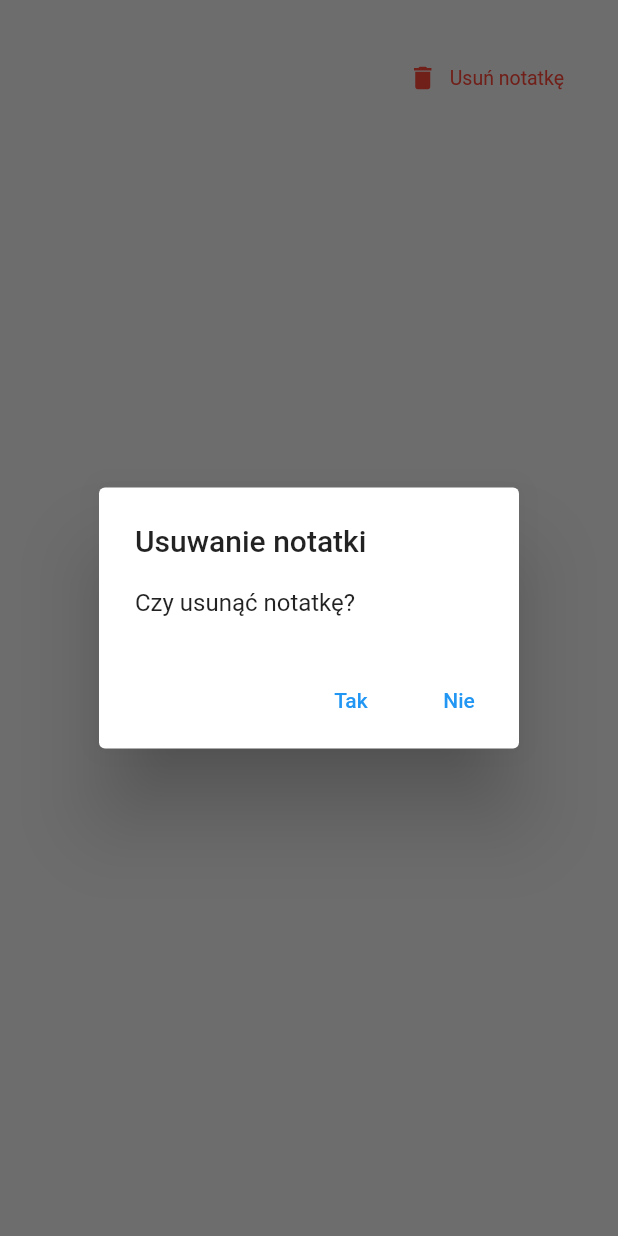
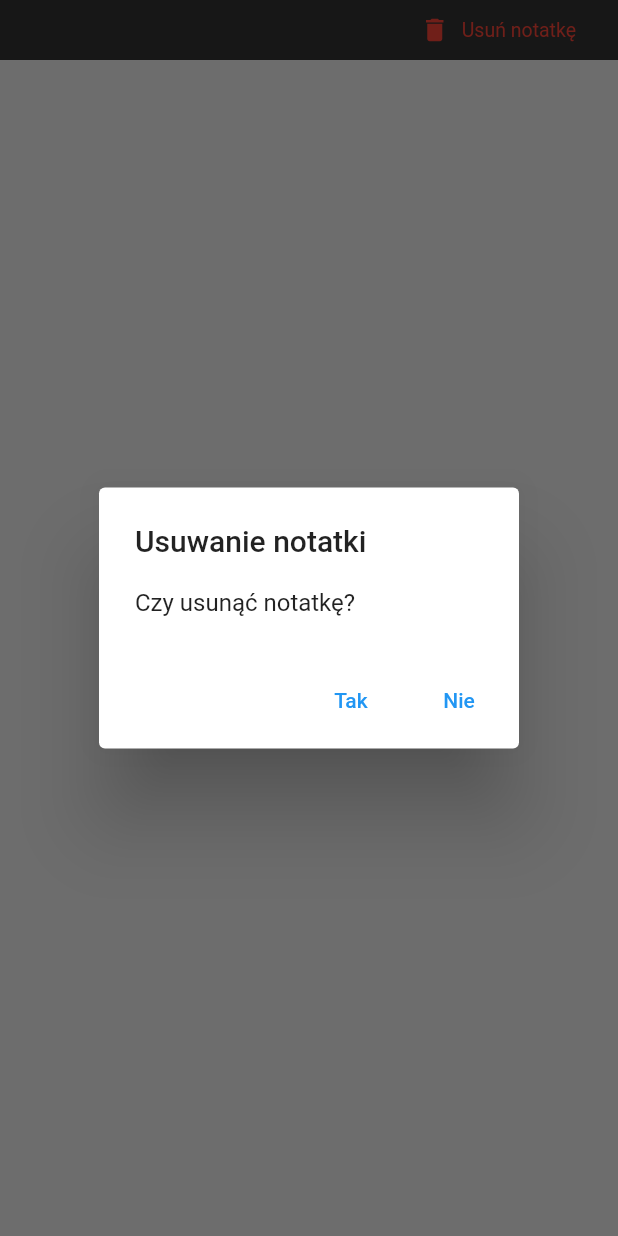
Before and after one commit to marcin-bialek/analysis_tool, a Flutter app: the NoteView widget shown alone on an empty page, opened directly with empty values, after a tap on "Usuń notatkę", on a phone screen of 412 x 824 dp. Run offline on Flutter 3.47's test engine with Material 2 defaults, Android fonts, the phone set to English and light mode, and no system bars; our stand-ins replace csv, file_picker, scrollable_positioned_list, shared_preferences, socket_io_client; missing offline and left inert: dart:html, flex_color_picker, multi_split_view; accounts and stored records are empty.

Commit message:
layout fixes

```diff
--- a/lib/views/code_stats/code_stats_view.dart
+++ b/lib/views/code_stats/code_stats_view.dart
@@ -26,6 +26,7 @@ class _CodeStatsViewState extends State<CodeStatsView> {
         Container(
           height: 40.0,
           padding: const EdgeInsets.symmetric(horizontal: 10.0),
+          color: Theme.of(context).primaryColorLight,
           child: Row(
             children: [
               const Spacer(),
--- a/lib/views/note_view/note_view.dart
+++ b/lib/views/note_view/note_view.dart
@@ -71,32 +71,25 @@ class _NoteViewState extends State<NoteView> {
 
   @override
   Widget build(BuildContext context) {
-    return Container(
-      color: Theme.of(context).canvasColor,
-      padding: const EdgeInsets.all(28.0),
-      child: Column(
-        mainAxisAlignment: MainAxisAlignment.start,
-        crossAxisAlignment: CrossAxisAlignment.start,
+    return Column(
       children: [
-          Row(
-            crossAxisAlignment: CrossAxisAlignment.start,
+        Container(
+          height: 40.0,
+          color: Theme.of(context).primaryColorLight,
+          child: Container(
+            padding: const EdgeInsets.symmetric(horizontal: 20.0),
+            child: Row(
               children: [
-              Expanded(
-                child: TextField(
-                  controller: titleController,
-                  focusNode: titleFocusNode,
-                  style: Theme.of(context).textTheme.bodyText2!.copyWith(
-                        fontWeight: FontWeight.bold,
-                        fontSize:
-                            Theme.of(context).textTheme.bodyText2!.fontSize! *
-                                1.3,
-                      ),
-                  decoration: const InputDecoration(
-                    border: InputBorder.none,
-                  ),
-                  maxLines: null,
-                ),
-              ),
+                widget.note.title.observe((title) {
+                  return Text(
+                    title,
+                    style: Theme.of(context)
+                        .primaryTextTheme
+                        .bodyText2!
+                        .copyWith(fontWeight: FontWeight.bold),
+                  );
+                }),
+                const Spacer(),
                 TextButton.icon(
                   icon: Icon(
                     Icons.delete,
@@ -105,7 +98,8 @@ class _NoteViewState extends State<NoteView> {
                   ),
                   label: Text(
                     'Usuń notatkę',
-                  style: Theme.of(context).primaryTextTheme.bodyText2!.copyWith(
+                    style:
+                        Theme.of(context).primaryTextTheme.bodyText2!.copyWith(
                               color: Theme.of(context).errorColor,
                             ),
                   ),
@@ -120,6 +114,30 @@ class _NoteViewState extends State<NoteView> {
                 ),
               ],
             ),
+          ),
+        ),
+        Expanded(
+          child: Container(
+            color: Theme.of(context).canvasColor,
+            padding: const EdgeInsets.all(28.0),
+            child: Column(
+              mainAxisAlignment: MainAxisAlignment.start,
+              crossAxisAlignment: CrossAxisAlignment.start,
+              children: [
+                TextField(
+                  controller: titleController,
+                  focusNode: titleFocusNode,
+                  style: Theme.of(context).textTheme.bodyText2!.copyWith(
+                        fontWeight: FontWeight.bold,
+                        fontSize:
+                            Theme.of(context).textTheme.bodyText2!.fontSize! *
+                                1.3,
+                      ),
+                  decoration: const InputDecoration(
+                    border: InputBorder.none,
+                  ),
+                  maxLines: null,
+                ),
                 TextField(
                   controller: textController,
                   focusNode: textFocusNode,
@@ -131,6 +149,9 @@ class _NoteViewState extends State<NoteView> {
                 ),
               ],
             ),
+          ),
+        ),
+      ],
     );
   }
 }
```
Lines whose indentation alone changed are shown as unchanged.
